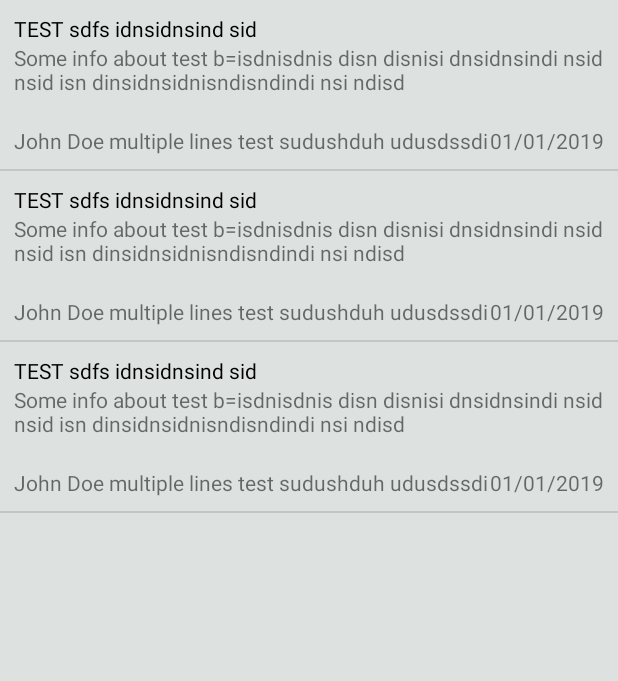
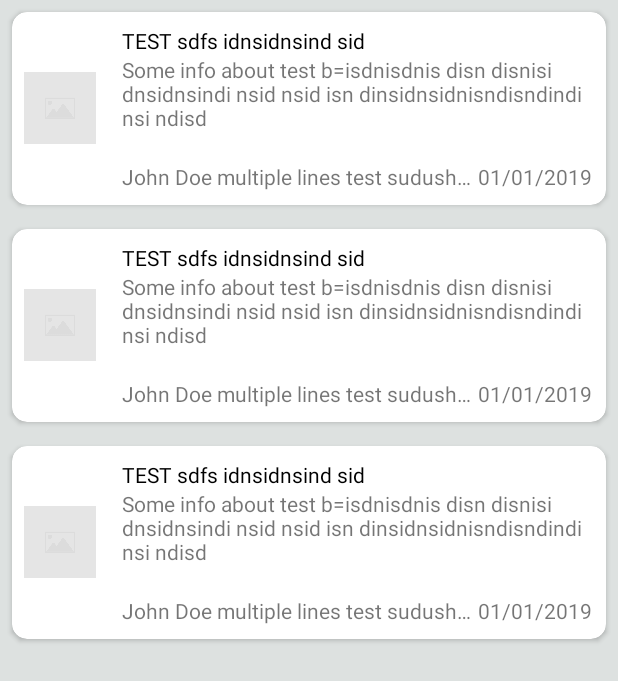
Before and after one commit to josebatista/teste_android, an Android app: the layout activity_news.xml on its own in the app's theme, with its tools: preview values and no code run, on a phone screen of 412 x 824 dp. Shown: the top 681 px of the screen. Run offline under Robolectric (Android 15) with nearby library versions, the phone set to English and light mode, and no system bars.

Commit message:
Finalizado refatoracao de 'articles' mantendo o mesmo padrao que o 'source'.

```diff
--- a/app/src/main/res/layout/activity_news.xml
+++ b/app/src/main/res/layout/activity_news.xml
@@ -6,15 +6,13 @@
     android:layout_height="match_parent"
     tools:context=".feature.news.NewsActivity">
 
-    <ListView
+    <androidx.recyclerview.widget.RecyclerView
         android:id="@+id/news_list"
         style="@style/ListStyle"
         android:layout_width="match_parent"
         android:layout_height="match_parent"
         app:layout_behavior="@string/appbar_scrolling_view_behavior"
-        tools:listitem="@layout/item_article">
-
-    </ListView>
+        tools:listitem="@layout/item_article" />
 
     <include
         layout="@layout/empty_state"
--- a/app/src/main/res/layout/item_article.xml
+++ b/app/src/main/res/layout/item_article.xml
@@ -1,10 +1,29 @@
 <?xml version="1.0" encoding="utf-8"?>
-<LinearLayout xmlns:android="http://schemas.android.com/apk/res/android"
+<androidx.cardview.widget.CardView xmlns:android="http://schemas.android.com/apk/res/android"
+    xmlns:app="http://schemas.android.com/apk/res-auto"
     xmlns:tools="http://schemas.android.com/tools"
     android:layout_width="match_parent"
     android:layout_height="wrap_content"
-              android:orientation="vertical">
+    android:layout_margin="@dimen/small_margin"
+    android:layout_marginBottom="0dp"
+    android:elevation="@dimen/card_elevation"
+    app:cardCornerRadius="@dimen/card_radius">
 
+
+    <LinearLayout
+        android:layout_width="match_parent"
+        android:layout_height="match_parent"
+        android:orientation="horizontal">
+
+        <ImageView
+            android:id="@+id/article_image"
+            android:layout_width="@dimen/source_image_size"
+            android:layout_height="@dimen/source_image_size"
+            android:layout_gravity="center"
+            android:layout_margin="8dp"
+            android:adjustViewBounds="true"
+            android:contentDescription="@string/image_of_article"
+            tools:src="@drawable/placeholder_image" />
 
         <LinearLayout
             android:layout_width="match_parent"
@@ -21,10 +40,10 @@
 
                 <TextView
                     android:id="@+id/article_name"
-                    android:textColor="@color/black"
                     android:layout_width="match_parent"
                     android:layout_height="wrap_content"
-                    android:text="TEST sdfs idnsidnsind sid"/>
+                    android:textColor="@color/black"
+                    tools:text="TEST sdfs idnsidnsind sid" />
             </LinearLayout>
 
 
@@ -39,7 +58,7 @@
                     android:id="@+id/article_description"
                     android:layout_width="wrap_content"
                     android:layout_height="wrap_content"
-                    android:text="Some info about test b=isdnisdnis disn disnisi dnsidnsindi nsid nsid isn dinsidnsidnisndisndindi nsi ndisd"/>
+                    tools:text="Some info about test b=isdnisdnis disn disnisi dnsidnsindi nsid nsid isn dinsidnsidnisndisndindi nsi ndisd" />
 
 
             </LinearLayout>
@@ -57,17 +76,18 @@
                     android:layout_weight="1"
                     android:ellipsize="end"
                     android:singleLine="true"
-                    android:text="John Doe multiple lines test sudushduh udusdssdi"/>
+                    tools:text="John Doe multiple lines test sudushduh udusdssdi" />
 
                 <TextView
                     android:id="@+id/article_date"
                     android:layout_width="wrap_content"
                     android:layout_height="wrap_content"
-                    android:text="01/01/2019"/>
+                    tools:text="01/01/2019" />
 
 
             </LinearLayout>
         </LinearLayout>
+    </LinearLayout>
 
 
-</LinearLayout>
+</androidx.cardview.widget.CardView>
--- a/app/src/main/res/values/strings.xml
+++ b/app/src/main/res/values/strings.xml
@@ -7,6 +7,8 @@
     <string name="title_activity_sources">News sources</string>
     <string name="country">Country</string>
     <string name="category">Category</string>
+
+    <string name="image_of_article">Image of articles list item</string>
 
     <string name="empty_state_title_source">No Sources found</string>
     <string name="empty_state_subtitle_source">Couldn\'t find any News Source with the selected filters</string>
```
Also changed, not shown: app/src/main/java/dev/dextra/newsapp/feature/news/NewsActivity.kt (+19 -45 lines), app/src/main/java/dev/dextra/newsapp/feature/news/adapter/ArticleListAdapter.kt (+46 -20 lines). Lines whose indentation alone changed are shown as unchanged.
